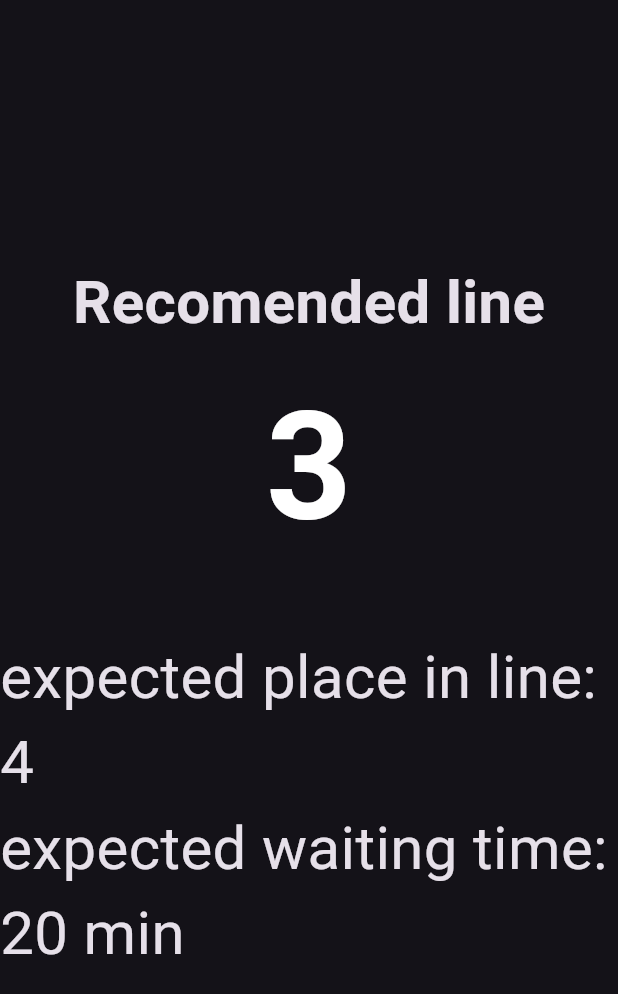
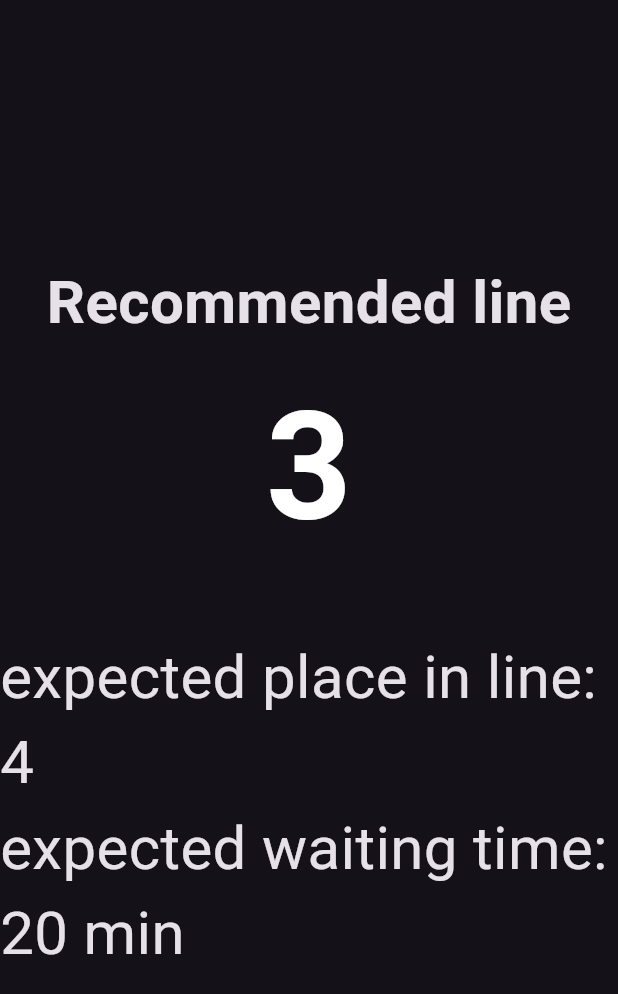
Before and after one commit to Victorhaim/IOT_Queue_Management, a Flutter app: the screen it shows after launch, on a phone screen of 412 x 824 dp. Shown: the top 994 px of the screen. Run offline on Flutter 3.47's test engine with Material 3 defaults, Android fonts, the phone set to English and light mode, and no system bars.

Commit message:
update sentence
Co-authored-by: Copilot <175728472+Copilot@users.noreply.github.com>

```diff
--- a/flutter_app/lib/main.dart
+++ b/flutter_app/lib/main.dart
@@ -31,7 +31,7 @@ class QueueScreen extends StatelessWidget {
           mainAxisAlignment: MainAxisAlignment.center,
           children: [
             const Text(
-              'Recomended line',
+              'Recommended line',
               style: TextStyle(fontSize: 40, fontWeight: FontWeight.bold),
             ),
             const SizedBox(height: 10),
```
